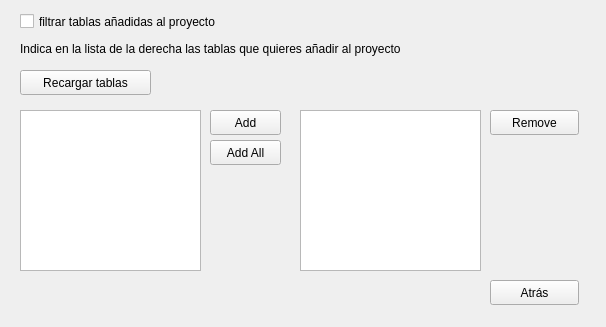
Before: the Qt Designer form dialog_conf_sync.ui in itacyldev/QGIS-crtchk, drawn with Qt 5.
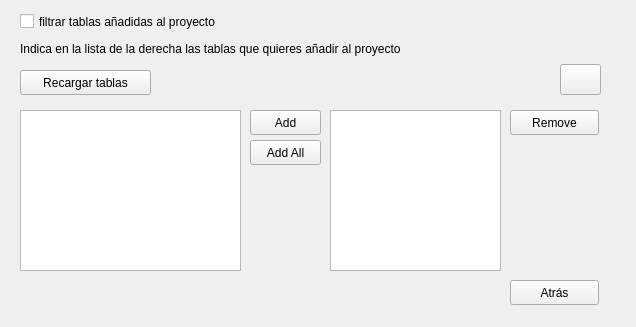
After: the same form once the commit is applied. The open tabs and pages were chosen to show the change. Icons and pictures are not drawn. Custom widgets are drawn as their Qt base class.

Commit message: #5 and #6, table realading fix and adds help dialog in table filter section

```diff
--- a/dialog_conf_sync.ui
+++ b/dialog_conf_sync.ui
@@ -6,7 +6,7 @@
    <rect>
     <x>0</x>
     <y>0</y>
-    <width>606</width>
+    <width>636</width>
     <height>327</height>
    </rect>
   </property>
@@ -18,7 +18,7 @@
     <rect>
      <x>10</x>
      <y>10</y>
-     <width>581</width>
+     <width>601</width>
      <height>301</height>
     </rect>
    </property>
@@ -129,9 +129,9 @@
     <widget class="QListWidget" name="lstw_selectionList">
      <property name="geometry">
       <rect>
-       <x>290</x>
+       <x>320</x>
        <y>100</y>
-       <width>181</width>
+       <width>171</width>
        <height>161</height>
       </rect>
      </property>
@@ -139,7 +139,7 @@
     <widget class="QPushButton" name="btn_add_all">
      <property name="geometry">
       <rect>
-       <x>200</x>
+       <x>240</x>
        <y>130</y>
        <width>71</width>
        <height>25</height>
@@ -165,7 +165,7 @@
     <widget class="QPushButton" name="btn_remove">
      <property name="geometry">
       <rect>
-       <x>480</x>
+       <x>500</x>
        <y>100</y>
        <width>89</width>
        <height>25</height>
@@ -178,7 +178,7 @@
     <widget class="QPushButton" name="btn_add">
      <property name="geometry">
       <rect>
-       <x>200</x>
+       <x>240</x>
        <y>100</y>
        <width>71</width>
        <height>25</height>
@@ -193,7 +193,7 @@
       <rect>
        <x>10</x>
        <y>100</y>
-       <width>181</width>
+       <width>221</width>
        <height>161</height>
       </rect>
      </property>
@@ -201,7 +201,7 @@
     <widget class="QPushButton" name="btn_prev">
      <property name="geometry">
       <rect>
-       <x>480</x>
+       <x>500</x>
        <y>270</y>
        <width>89</width>
        <height>25</height>
@@ -237,6 +237,28 @@
       <string>filtrar tablas añadidas al proyecto</string>
      </property>
     </widget>
+    <widget class="QPushButton" name="btn_help">
+     <property name="geometry">
+      <rect>
+       <x>550</x>
+       <y>54</y>
+       <width>41</width>
+       <height>31</height>
+      </rect>
+     </property>
+     <property name="text">
+      <string/>
+     </property>
+     <property name="icon">
+      <iconset theme="help"/>
+     </property>
+     <property name="iconSize">
+      <size>
+       <width>24</width>
+       <height>24</height>
+      </size>
+     </property>
+    </widget>
    </widget>
   </widget>
  </widget>
```
The commit also changes 5 other files.
